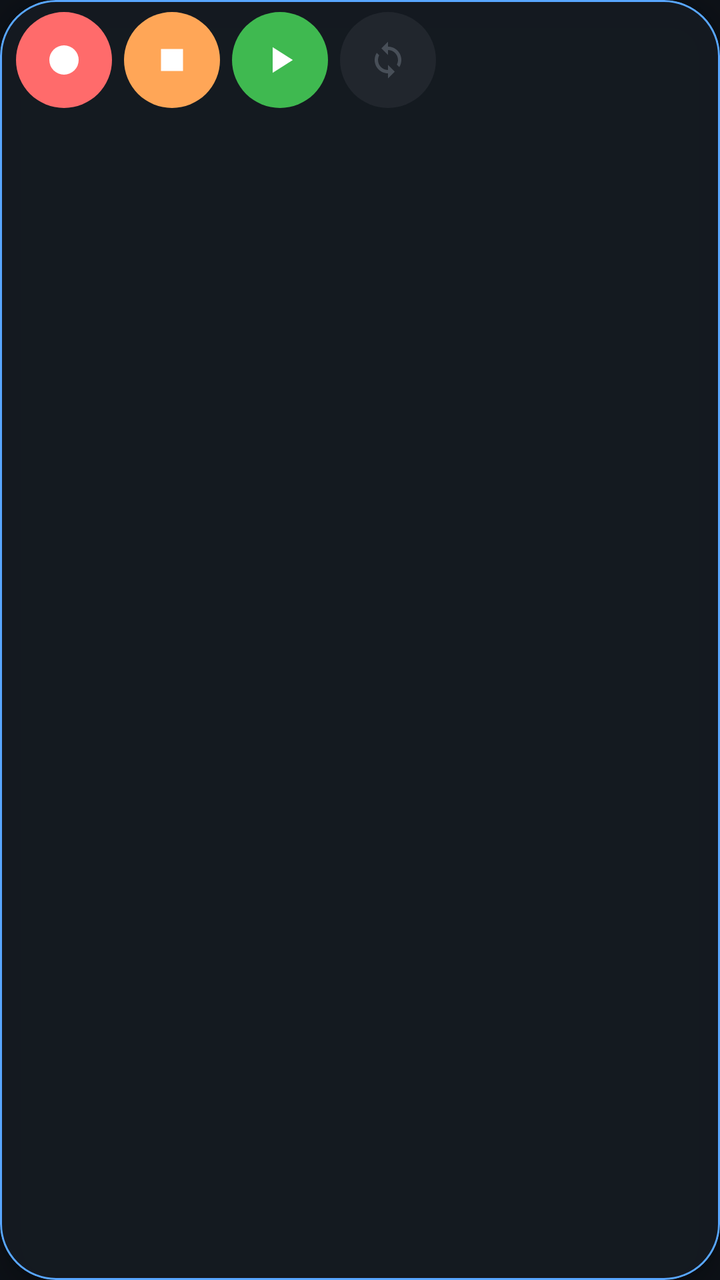
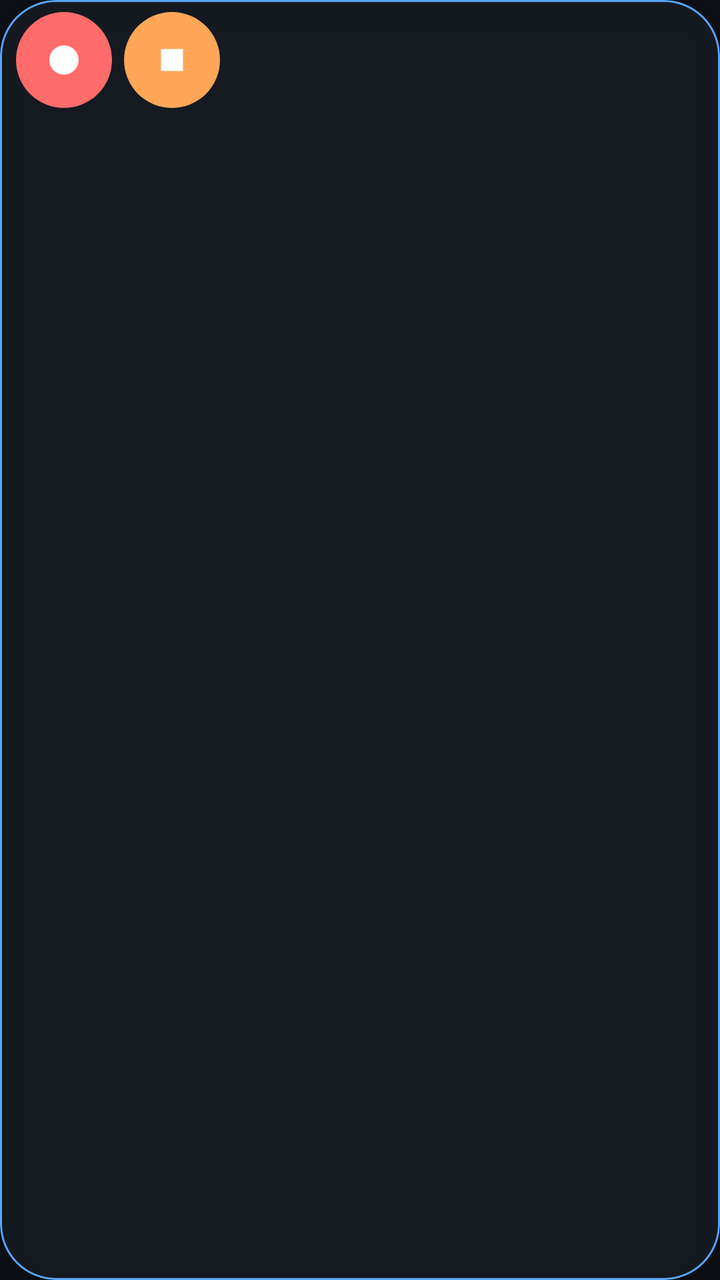

Compare the two renders of this Android layout. The source of the first and the diff that turns it into the second are given below.
<!-- AndroidManifest.xml: application theme Theme.MacroEngine -->
<!-- res/layout/overlay_widget.xml -->
<?xml version="1.0" encoding="utf-8"?>
<com.google.android.material.card.MaterialCardView
    xmlns:android="http://schemas.android.com/apk/res/android"
    xmlns:app="http://schemas.android.com/apk/res-auto"
    android:layout_width="wrap_content"
    android:layout_height="wrap_content"
    app:cardBackgroundColor="@color/overlay_bg"
    app:cardCornerRadius="28dp"
    app:strokeColor="@color/overlay_border"
    app:strokeWidth="1dp"
    app:cardElevation="8dp">

    <LinearLayout
        android:layout_width="wrap_content"
        android:layout_height="wrap_content"
        android:orientation="vertical"
        android:paddingHorizontal="8dp"
        android:paddingVertical="6dp"
        android:gravity="center_horizontal">

        
        <TextView
            android:id="@+id/tvCountdown"
            android:layout_width="wrap_content"
            android:layout_height="wrap_content"
            android:text="1"
            android:textColor="@color/accent_primary"
            android:textSize="24sp"
            android:textStyle="bold"
            android:visibility="gone"
            android:layout_marginBottom="4dp" />

        
        <LinearLayout
            android:layout_width="wrap_content"
            android:layout_height="wrap_content"
            android:orientation="horizontal"
            android:gravity="center_vertical">

            
            <com.google.android.material.button.MaterialButton
                android:id="@+id/btnRecord"
                android:layout_width="48dp"
                android:layout_height="48dp"
                android:insetTop="0dp"
                android:insetBottom="0dp"
                android:padding="0dp"
                app:icon="@drawable/ic_record"
                app:iconSize="22dp"
                app:iconGravity="textStart"
                app:iconPadding="0dp"
                app:iconTint="@color/white"
                app:backgroundTint="@color/accent_record"
                app:cornerRadius="24dp"
                app:shapeAppearanceOverlay="@null"
                style="@style/Widget.MaterialComponents.Button.UnelevatedButton" />

            
            <com.google.android.material.button.MaterialButton
                android:id="@+id/btnStop"
                android:layout_width="48dp"
                android:layout_height="48dp"
                android:layout_marginStart="6dp"
                android:insetTop="0dp"
                android:insetBottom="0dp"
                android:padding="0dp"
                android:enabled="false"
                app:icon="@drawable/ic_stop"
                app:iconSize="22dp"
                app:iconGravity="textStart"
                app:iconPadding="0dp"
                app:iconTint="@color/white"
                app:backgroundTint="@color/accent_stop"
                app:cornerRadius="24dp"
                app:shapeAppearanceOverlay="@null"
                style="@style/Widget.MaterialComponents.Button.UnelevatedButton" />

            
            <com.google.android.material.button.MaterialButton
                android:id="@+id/btnPlay"
                android:layout_width="48dp"
                android:layout_height="48dp"
                android:layout_marginStart="6dp"
                android:insetTop="0dp"
                android:insetBottom="0dp"
                android:padding="0dp"
                app:icon="@drawable/ic_play"
                app:iconSize="22dp"
                app:iconGravity="textStart"
                app:iconPadding="0dp"
                app:iconTint="@color/white"
                app:backgroundTint="@color/accent_play"
                app:cornerRadius="24dp"
                app:shapeAppearanceOverlay="@null"
                style="@style/Widget.MaterialComponents.Button.UnelevatedButton" />

            
            <com.google.android.material.button.MaterialButton
                android:id="@+id/btnLoop"
                android:layout_width="48dp"
                android:layout_height="48dp"
                android:layout_marginStart="6dp"
                android:insetTop="0dp"
                android:insetBottom="0dp"
                android:padding="0dp"
                app:icon="@drawable/ic_loop"
                app:iconSize="20dp"
                app:iconGravity="textStart"
                app:iconPadding="0dp"
                app:iconTint="@color/text_muted"
                app:backgroundTint="@color/surface_elevated"
                app:cornerRadius="24dp"
                app:shapeAppearanceOverlay="@null"
                style="@style/Widget.MaterialComponents.Button.UnelevatedButton" />

        </LinearLayout>

        
        <LinearLayout
            android:id="@+id/layoutSpeed"
            android:layout_width="wrap_content"
            android:layout_height="wrap_content"
            android:orientation="horizontal"
            android:gravity="center_vertical"
            android:layout_marginTop="4dp"
            android:visibility="gone">

            <TextView
                android:id="@+id/tvSpeed"
                android:layout_width="wrap_content"
                android:layout_height="wrap_content"
                android:text="1.0×"
                android:textColor="@color/accent_primary"
                android:textSize="11sp"
                android:textStyle="bold"
                android:layout_marginEnd="4dp" />

            
            <com.google.android.material.button.MaterialButton
                android:id="@+id/btnSpeedDown"
                android:layout_width="30dp"
                android:layout_height="30dp"
                android:insetTop="0dp"
                android:insetBottom="0dp"
                android:padding="0dp"
                android:text="−"
                android:textColor="@color/text_primary"
                android:textSize="14sp"
                app:backgroundTint="@color/surface_elevated"
                app:cornerRadius="15dp"
                style="@style/Widget.MaterialComponents.Button.UnelevatedButton" />

            
            <com.google.android.material.button.MaterialButton
                android:id="@+id/btnSpeedUp"
                android:layout_width="30dp"
                android:layout_height="30dp"
                android:layout_marginStart="4dp"
                android:insetTop="0dp"
                android:insetBottom="0dp"
                android:padding="0dp"
                android:text="+"
                android:textColor="@color/text_primary"
                android:textSize="14sp"
                app:backgroundTint="@color/surface_elevated"
                app:cornerRadius="15dp"
                style="@style/Widget.MaterialComponents.Button.UnelevatedButton" />

        </LinearLayout>

        
        <TextView
            android:id="@+id/tvTapToStart"
            android:layout_width="wrap_content"
            android:layout_height="wrap_content"
            android:text="Tap screen to start"
            android:textColor="@color/accent_primary"
            android:textSize="13sp"
            android:textStyle="bold"
            android:layout_marginTop="6dp"
            android:visibility="gone" />

        
        <LinearLayout
            android:id="@+id/layoutRecording"
            android:layout_width="wrap_content"
            android:layout_height="wrap_content"
            android:orientation="horizontal"
            android:gravity="center_vertical"
            android:layout_marginTop="6dp"
            android:visibility="gone">

            <TextView
                android:id="@+id/tvRecStatus"
                android:layout_width="wrap_content"
                android:layout_height="wrap_content"
                android:text="● Rec 00:00"
                android:textColor="@color/accent_record"
                android:textSize="13sp"
                android:textStyle="bold" />

            <TextView
                android:id="@+id/tvDone"
                android:layout_width="wrap_content"
                android:layout_height="wrap_content"
                android:text="Done"
                android:textColor="@color/accent_primary"
                android:textSize="13sp"
                android:textStyle="bold"
                android:layout_marginStart="12dp"
                android:paddingHorizontal="8dp"
                android:paddingVertical="4dp"
                android:background="?attr/selectableItemBackgroundBorderless"
                android:clickable="true"
                android:focusable="true" />

        </LinearLayout>

        
        <LinearLayout
            android:id="@+id/layoutRecActions"
            android:layout_width="wrap_content"
            android:layout_height="wrap_content"
            android:orientation="horizontal"
            android:gravity="center_vertical"
            android:layout_marginTop="6dp"
            android:visibility="gone">

            <com.google.android.material.button.MaterialButton
                android:id="@+id/btnCancel"
                android:layout_width="wrap_content"
                android:layout_height="36dp"
                android:insetTop="0dp"
                android:insetBottom="0dp"
                android:text="Cancel"
                android:textSize="12sp"
                app:backgroundTint="@color/accent_stop"
                app:cornerRadius="18dp"
                style="@style/Widget.MaterialComponents.Button.UnelevatedButton" />

            <com.google.android.material.button.MaterialButton
                android:id="@+id/btnSave"
                android:layout_width="wrap_content"
                android:layout_height="36dp"
                android:layout_marginStart="8dp"
                android:insetTop="0dp"
                android:insetBottom="0dp"
                android:text="Save"
                android:textSize="12sp"
                app:backgroundTint="@color/accent_play"
                app:cornerRadius="18dp"
                style="@style/Widget.MaterialComponents.Button.UnelevatedButton" />

        </LinearLayout>

    </LinearLayout>

</com.google.android.material.card.MaterialCardView>
<!-- resources referenced by this layout -->
<resources>
  <color name="accent_play">#FF3FB950</color>
  <color name="accent_primary">#FF58A6FF</color>
  <color name="accent_record">#FFFF6B6B</color>
  <color name="accent_stop">#FFFFA657</color>
  <color name="overlay_bg">#E6161B22</color>
  <color name="overlay_border">#FF58A6FF</color>
  <color name="surface_elevated">#FF21262D</color>
  <color name="text_muted">#FF484F58</color>
  <color name="text_primary">#FFF0F6FC</color>
  <color name="white">#FFFFFFFF</color>
  <!-- drawable ic_loop (drawable) -->
  <vector xmlns:android="http://schemas.android.com/apk/res/android"
      android:width="24dp"
      android:height="24dp"
      android:viewportWidth="24"
      android:viewportHeight="24">
      <path
          android:fillColor="#FFFFFF"
          android:pathData="M12,4V1L8,5l4,4V6c3.31,0 6,2.69 6,6 0,1.01 -0.25,1.97 -0.7,2.8l1.46,1.46C19.54,15.03 20,13.57 20,12c0,-4.42 -3.58,-8 -8,-8zM12,18c-3.31,0 -6,-2.69 -6,-6 0,-1.01 0.25,-1.97 0.7,-2.8L5.24,7.74C4.46,8.97 4,10.43 4,12c0,4.42 3.58,8 8,8v3l4,-4 -4,-4v3z" />
  </vector>
  <!-- drawable ic_play (drawable) -->
  <vector xmlns:android="http://schemas.android.com/apk/res/android"
      android:width="24dp"
      android:height="24dp"
      android:viewportWidth="24"
      android:viewportHeight="24">
      <path
          android:fillColor="#FFFFFF"
          android:pathData="M8,5v14l11,-7z" />
  </vector>
  <!-- drawable ic_record (drawable) -->
  <vector xmlns:android="http://schemas.android.com/apk/res/android"
      android:width="24dp"
      android:height="24dp"
      android:viewportWidth="24"
      android:viewportHeight="24">
      <path
          android:fillColor="#FFFFFF"
          android:pathData="M12,12m-8,0a8,8 0,1 1,16 0a8,8 0,1 1,-16 0" />
  </vector>
  <!-- drawable ic_stop (drawable) -->
  <vector xmlns:android="http://schemas.android.com/apk/res/android"
      android:width="24dp"
      android:height="24dp"
      android:viewportWidth="24"
      android:viewportHeight="24">
      <path
          android:fillColor="#FFFFFF"
          android:pathData="M6,6h12v12H6z" />
  </vector>
  <style name="Theme.MacroEngine" parent="Theme.MaterialComponents.DayNight.NoActionBar">
          <item name="colorPrimary">@color/accent_primary</item>
          <item name="colorPrimaryVariant">@color/accent_primary</item>
          <item name="colorOnPrimary">@color/white</item>
          <item name="colorSecondary">@color/accent_play</item>
          <item name="colorSecondaryVariant">@color/accent_play</item>
          <item name="colorOnSecondary">@color/white</item>
          <item name="android:colorBackground">@color/background_dark</item>
          <item name="colorSurface">@color/surface_dark</item>
          <item name="colorOnSurface">@color/text_primary</item>
          <item name="android:statusBarColor">@color/background_dark</item>
          <item name="android:navigationBarColor">@color/background_dark</item>
          <item name="android:windowLightStatusBar">false</item>
      </style>
  <color name="background_dark">#FF0D1117</color>
  <color name="surface_dark">#FF161B22</color>
</resources>

<!-- the commit's change to res/layout/overlay_widget.xml (unified diff, before → after) -->
@@ -73,97 +73,6 @@
                 app:backgroundTint="@color/accent_stop"
                 app:cornerRadius="24dp"
                 app:shapeAppearanceOverlay="@null"
-                style="@style/Widget.MaterialComponents.Button.UnelevatedButton" />
-
-            
-            <com.google.android.material.button.MaterialButton
-                android:id="@+id/btnPlay"
-                android:layout_width="48dp"
-                android:layout_height="48dp"
-                android:layout_marginStart="6dp"
-                android:insetTop="0dp"
-                android:insetBottom="0dp"
-                android:padding="0dp"
-                app:icon="@drawable/ic_play"
-                app:iconSize="22dp"
-                app:iconGravity="textStart"
-                app:iconPadding="0dp"
-                app:iconTint="@color/white"
-                app:backgroundTint="@color/accent_play"
-                app:cornerRadius="24dp"
-                app:shapeAppearanceOverlay="@null"
-                style="@style/Widget.MaterialComponents.Button.UnelevatedButton" />
-
-            
-            <com.google.android.material.button.MaterialButton
-                android:id="@+id/btnLoop"
-                android:layout_width="48dp"
-                android:layout_height="48dp"
-                android:layout_marginStart="6dp"
-                android:insetTop="0dp"
-                android:insetBottom="0dp"
-                android:padding="0dp"
-                app:icon="@drawable/ic_loop"
-                app:iconSize="20dp"
-                app:iconGravity="textStart"
-                app:iconPadding="0dp"
-                app:iconTint="@color/text_muted"
-                app:backgroundTint="@color/surface_elevated"
-                app:cornerRadius="24dp"
-                app:shapeAppearanceOverlay="@null"
-                style="@style/Widget.MaterialComponents.Button.UnelevatedButton" />
-
-        </LinearLayout>
-
-        
-        <LinearLayout
-            android:id="@+id/layoutSpeed"
-            android:layout_width="wrap_content"
-            android:layout_height="wrap_content"
-            android:orientation="horizontal"
-            android:gravity="center_vertical"
-            android:layout_marginTop="4dp"
-            android:visibility="gone">
-
-            <TextView
-                android:id="@+id/tvSpeed"
-                android:layout_width="wrap_content"
-                android:layout_height="wrap_content"
-                android:text="1.0×"
-                android:textColor="@color/accent_primary"
-                android:textSize="11sp"
-                android:textStyle="bold"
-                android:layout_marginEnd="4dp" />
-
-            
-            <com.google.android.material.button.MaterialButton
-                android:id="@+id/btnSpeedDown"
-                android:layout_width="30dp"
-                android:layout_height="30dp"
-                android:insetTop="0dp"
-                android:insetBottom="0dp"
-                android:padding="0dp"
-                android:text="−"
-                android:textColor="@color/text_primary"
-                android:textSize="14sp"
-                app:backgroundTint="@color/surface_elevated"
-                app:cornerRadius="15dp"
-                style="@style/Widget.MaterialComponents.Button.UnelevatedButton" />
-
-            
-            <com.google.android.material.button.MaterialButton
-                android:id="@+id/btnSpeedUp"
-                android:layout_width="30dp"
-                android:layout_height="30dp"
-                android:layout_marginStart="4dp"
-                android:insetTop="0dp"
-                android:insetBottom="0dp"
-                android:padding="0dp"
-                android:text="+"
-                android:textColor="@color/text_primary"
-                android:textSize="14sp"
-                app:backgroundTint="@color/surface_elevated"
-                app:cornerRadius="15dp"
                 style="@style/Widget.MaterialComponents.Button.UnelevatedButton" />
 
         </LinearLayout>
<!-- resource entries referenced after the edit -->
@@ -6,30 +6,7 @@
   <color name="accent_stop">#FFFFA657</color>
   <color name="overlay_bg">#E6161B22</color>
   <color name="overlay_border">#FF58A6FF</color>
-  <color name="surface_elevated">#FF21262D</color>
-  <color name="text_muted">#FF484F58</color>
-  <color name="text_primary">#FFF0F6FC</color>
   <color name="white">#FFFFFFFF</color>
-  <!-- drawable ic_loop (drawable) -->
-  <vector xmlns:android="http://schemas.android.com/apk/res/android"
-      android:width="24dp"
-      android:height="24dp"
-      android:viewportWidth="24"
-      android:viewportHeight="24">
-      <path
-          android:fillColor="#FFFFFF"
-          android:pathData="M12,4V1L8,5l4,4V6c3.31,0 6,2.69 6,6 0,1.01 -0.25,1.97 -0.7,2.8l1.46,1.46C19.54,15.03 20,13.57 20,12c0,-4.42 -3.58,-8 -8,-8zM12,18c-3.31,0 -6,-2.69 -6,-6 0,-1.01 0.25,-1.97 0.7,-2.8L5.24,7.74C4.46,8.97 4,10.43 4,12c0,4.42 3.58,8 8,8v3l4,-4 -4,-4v3z" />
-  </vector>
-  <!-- drawable ic_play (drawable) -->
-  <vector xmlns:android="http://schemas.android.com/apk/res/android"
-      android:width="24dp"
-      android:height="24dp"
-      android:viewportWidth="24"
-      android:viewportHeight="24">
-      <path
-          android:fillColor="#FFFFFF"
-          android:pathData="M8,5v14l11,-7z" />
-  </vector>
   <!-- drawable ic_record (drawable) -->
   <vector xmlns:android="http://schemas.android.com/apk/res/android"
       android:width="24dp"
@@ -66,5 +43,6 @@
       </style>
   <color name="background_dark">#FF0D1117</color>
   <color name="surface_dark">#FF161B22</color>
+  <color name="text_primary">#FFF0F6FC</color>
 </resources>
 
